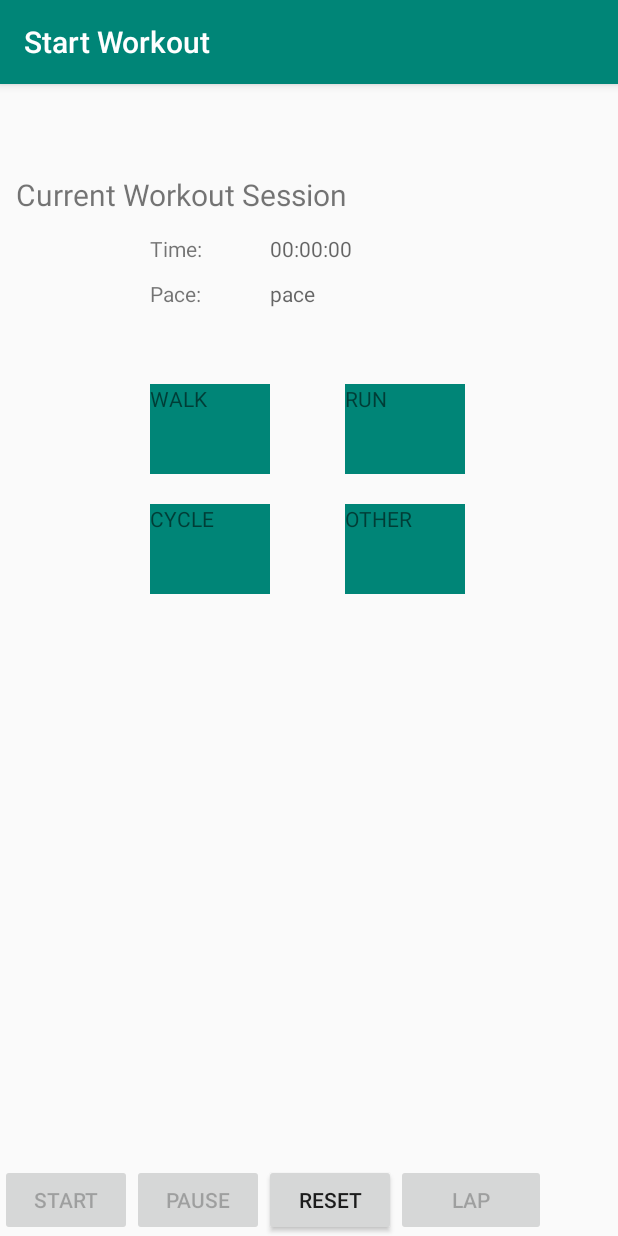
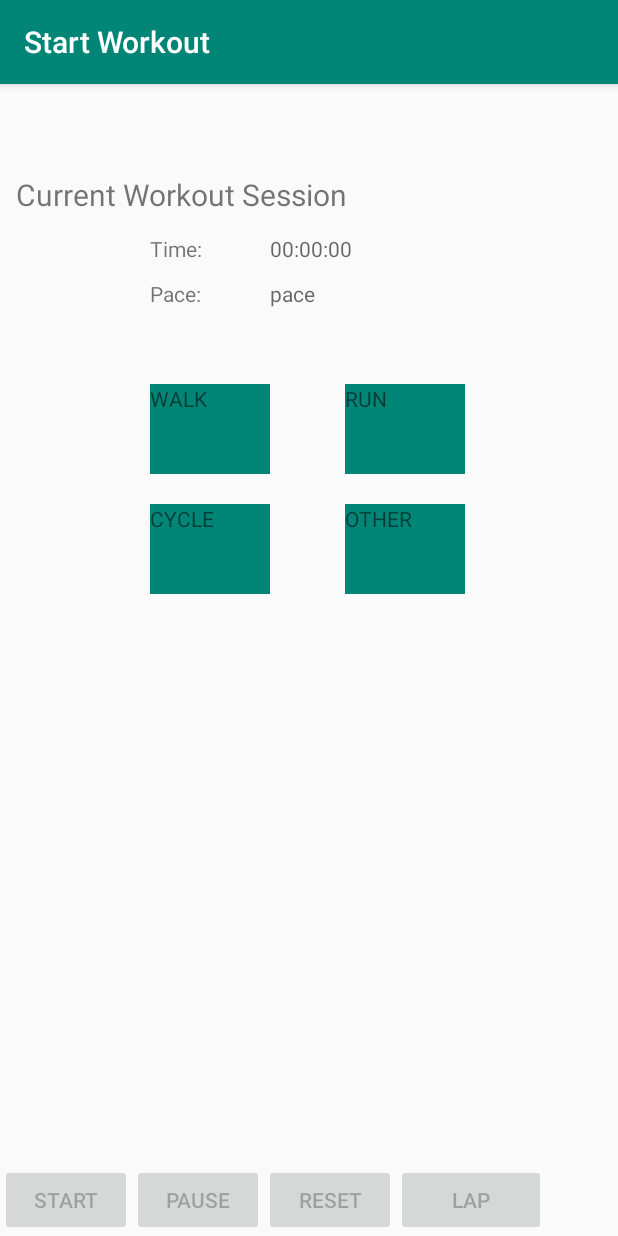
Before and after one commit to TruptiVaity/KT-Fitness, an Android app: the StartWorkoutActivity screen opened directly, with no data from a screen before it, on a phone screen of 412 x 824 dp. Run offline under Robolectric (Android 15) with nearby library versions, the phone set to English and light mode, and no system bars.

```diff
--- a/app/src/main/java/com/example/ktfit/StartWorkoutActivity.java
+++ b/app/src/main/java/com/example/ktfit/StartWorkoutActivity.java
@@ -1,78 +1,73 @@
 package com.example.ktfit;
 
-import android.app.AlarmManager;
-import android.content.Context;
-import android.hardware.Sensor;
-import android.hardware.SensorEvent;
-import android.hardware.SensorEventListener;
-import android.hardware.SensorManager;
+import android.content.SharedPreferences;
+import android.os.Build;
 import android.os.Bundle;
 import android.os.Handler;
 import android.os.SystemClock;
 import android.view.View;
-import android.widget.ArrayAdapter;
 import android.widget.Button;
 import android.widget.TextView;
 import android.widget.Toast;
 
 import androidx.annotation.Nullable;
+import androidx.annotation.RequiresApi;
 import androidx.appcompat.app.AppCompatActivity;
 
-import java.util.Date;
-import java.util.List;
-import java.util.logging.Logger;
+import java.io.FileOutputStream;
 
-public class StartWorkoutActivity extends AppCompatActivity{
-    TextView walkView,runView,cycleView,otherView,timeView, stepCountView;
-    long MillisecondTime, StartTime, TimeBuff, UpdateTime = 0L ;
-    private final static int SAVE_OFFSET_STEPS = 500;
-    public final static int NOTIFICATION_ID = 1;
-    private final static long MICROSECONDS_IN_ONE_MINUTE = 60000000;
-    private final static long SAVE_OFFSET_TIME = AlarmManager.INTERVAL_HOUR;
-    private static long lastSaveTime;
+import static com.example.ktfit.MainActivity.getTimeStamp;
+
+public class StartWorkoutActivity extends AppCompatActivity {
+
+    private static final String FILE_NAME = "workout_time_logger.txt";
+    TextView walkView,runView,cycleView,otherView,timeView;
+    public long MillisecondTime, StartTime, TimeBuff, UpdateTime = 0L ;
     Button start, pause, reset, lap ;
     Handler handler;
-    int Seconds, Minutes, MilliSeconds ;
-
+    String WorkoutType;
+    public int Seconds, Minutes, MilliSeconds ;
+    public boolean mTimerRunning = false;
 
     @Override
     protected void onCreate(@Nullable Bundle savedInstanceState) {
         super.onCreate(savedInstanceState);
         setContentView(R.layout.activity_startworkout);
 
+        handler = new Handler() ;
 
-        handler = new Handler() ;
-        walkView = findViewById(R.id.walk);
-        runView = findViewById(R.id.run);
-        cycleView = findViewById(R.id.cycle);
-        otherView = findViewById(R.id.other);
-        timeView = findViewById(R.id.input_time);
-        start = findViewById(R.id.startbutton);
-        pause = findViewById(R.id.pausebutton);
-        reset = findViewById(R.id.resetbutton);
-        lap = findViewById(R.id.lapbutton);
+        walkView = (TextView) findViewById(R.id.walk);
+        runView = (TextView) findViewById(R.id.run);
+        cycleView = (TextView) findViewById(R.id.cycle);
+        otherView = (TextView) findViewById(R.id.other);
+        timeView = (TextView) findViewById(R.id.input_time);
+
+        start = (Button)findViewById(R.id.startbutton);
+        pause = (Button)findViewById(R.id.pausebutton);
+        reset = (Button)findViewById(R.id.resetbutton);
+        lap = (Button)findViewById(R.id.lapbutton) ;
 
         start.setEnabled(false);
         pause.setEnabled(false);
-        //reset.setEnabled(false);
+        reset.setEnabled(false);
         lap.setEnabled(false);
-
 
         walkView.setOnClickListener(new View.OnClickListener() {
             @Override
             public void onClick(View v) {
+                WorkoutType = "Walk";
                 start.setEnabled(true);
                 pause.setEnabled(true);
                 lap.setEnabled(true);
                 runView.setEnabled(false);
                 cycleView.setEnabled(false);
                 otherView.setEnabled(false);
-
             }
         });
         runView.setOnClickListener(new View.OnClickListener() {
             @Override
             public void onClick(View v) {
+                WorkoutType = "Run";
                 start.setEnabled(true);
                 pause.setEnabled(true);
                 lap.setEnabled(true);
@@ -85,34 +80,33 @@ public class StartWorkoutActivity extends AppCompatActivity{
         cycleView.setOnClickListener(new View.OnClickListener() {
             @Override
             public void onClick(View v) {
+                WorkoutType = "Cycle";
                 start.setEnabled(true);
                 pause.setEnabled(true);
                 lap.setEnabled(true);
+                runView.setEnabled(false);
                 walkView.setEnabled(false);
-                runView.setEnabled(false);
                 otherView.setEnabled(false);
-
 
             }
         });
         otherView.setOnClickListener(new View.OnClickListener() {
             @Override
             public void onClick(View v) {
+                WorkoutType = "Other";
                 start.setEnabled(true);
                 pause.setEnabled(true);
                 lap.setEnabled(true);
+                runView.setEnabled(false);
+                cycleView.setEnabled(false);
                 walkView.setEnabled(false);
-                cycleView.setEnabled(false);
-                runView.setEnabled(false);
-
 
             }
         });
         start.setOnClickListener(new View.OnClickListener() {
             @Override
             public void onClick(View v) {
-                //numSteps = 0;
-                //mSensorManager.registerListener(StartWorkoutActivity.this, mStepCounter, SensorManager.SENSOR_DELAY_FASTEST);
+                mTimerRunning = true;
                 StartTime = SystemClock.uptimeMillis();
                 handler.postDelayed(runnable, 0);
                 reset.setEnabled(false);
@@ -120,18 +114,23 @@ public class StartWorkoutActivity extends AppCompatActivity{
         });
 
         pause.setOnClickListener(new View.OnClickListener() {
+            @RequiresApi(api = Build.VERSION_CODES.M)
             @Override
             public void onClick(View v) {
+                mTimerRunning = false;
                 TimeBuff += MillisecondTime;
-                //mSensorManager.unregisterListener(StartWorkoutActivity.this);
+                saveWorkoutTimeInTextFile();
                 handler.removeCallbacks(runnable);
                 reset.setEnabled(true);
             }
         });
 
         reset.setOnClickListener(new View.OnClickListener() {
+            @RequiresApi(api = Build.VERSION_CODES.M)
             @Override
             public void onClick(View v) {
+                mTimerRunning = false;
+                saveWorkoutTimeInTextFile();
                 MillisecondTime = 0L ;
                 StartTime = 0L ;
                 TimeBuff = 0L ;
@@ -146,34 +145,102 @@ public class StartWorkoutActivity extends AppCompatActivity{
                 timeView.setText("00:00:00");
             }
         });
+        lap.setOnClickListener(new View.OnClickListener() {
+            @RequiresApi(api = Build.VERSION_CODES.M)
+            @Override
+            public void onClick(View v) {
+                mTimerRunning = true;
+                saveWorkoutTimeInTextFile();
+            }
+        });
 
     }
 
+//TODO To save the time in when start is clicked and stop it only if the app is destroyed or else stopped manually
+    //TODO Run the timer in the background
 
     public Runnable runnable = new Runnable() {
 
         public void run() {
-
             MillisecondTime = SystemClock.uptimeMillis() - StartTime;
-
             UpdateTime = TimeBuff + MillisecondTime;
-
             Seconds = (int) (UpdateTime / 1000);
-
             Minutes = Seconds / 60;
-
             Seconds = Seconds % 60;
-
             MilliSeconds = (int) (UpdateTime % 1000);
-
             timeView.setText("" + Minutes + ":"
                     + String.format("%02d", Seconds) + ":"
                     + String.format("%03d", MilliSeconds));
-
             handler.postDelayed(this, 0);
         }
 
     };
 
+    @Override
+    protected void onStop() {
+        super.onStop();
+        SharedPreferences prefs = getSharedPreferences("prefs", MODE_PRIVATE);
+        SharedPreferences.Editor editor = prefs.edit();
+        editor.putLong("millisLeft", UpdateTime);
+        editor.putBoolean("timerRunning", mTimerRunning);
+        editor.apply();
+    }
 
+    @Override
+    protected void onStart() {
+        super.onStart();
+        SharedPreferences prefs = getSharedPreferences("prefs", MODE_PRIVATE);
+        mTimerRunning = prefs.getBoolean("timerRunning", false);
+        if (mTimerRunning) {
+            MillisecondTime = prefs.getLong("millisCovered", MillisecondTime);
+        }
+    }
+/**    @Override
+    protected void  onResume(){
+        super.onResume();
+        SharedPreferences prefs = getSharedPreferences("prefs", MODE_PRIVATE);
+        SharedPreferences.Editor editor = prefs.edit();
+        editor.putLong("millisLeft", UpdateTime);
+        editor.putBoolean("timerRunning", mTimerRunning);
+        editor.apply();
+    }
+
+    @Override
+    protected void onPause() {
+        super.onPause();
+        SharedPreferences prefs = getSharedPreferences("prefs", MODE_PRIVATE);
+        mTimerRunning = prefs.getBoolean("timerRunning", false);
+        if (mTimerRunning) {
+            MillisecondTime = prefs.getLong("millisCovered", MillisecondTime);
+        }
+    }
+**/
+    @RequiresApi(api = Build.VERSION_CODES.M)
+    private void saveWorkoutTimeInTextFile() {
+        try {
+
+            String fileContents = getTimeStamp().concat("\t" + WorkoutType + "\t" + Minutes + ":"
+                    + String.format("%02d", Seconds) + ":"
+                    + String.format("%03d", MilliSeconds) + "\n");
+
+            FileOutputStream fileOutputStream = openFileOutput(FILE_NAME, MODE_APPEND);
+            fileOutputStream.write(fileContents.getBytes());
+            Toast.makeText(getBaseContext(),"Saved to file",Toast.LENGTH_SHORT).show();
+            fileOutputStream.close();
+
+        } catch (Exception e) {
+            e.printStackTrace();
+        }
+    }
+/**
+    @Override
+    public void onBackPressed() {
+        super.onBackPressed();
+        SharedPreferences prefs = getSharedPreferences("prefs", MODE_PRIVATE);
+        mTimerRunning = prefs.getBoolean("timerRunning", false);
+        if (mTimerRunning) {
+            MillisecondTime = prefs.getLong("millisCovered", MillisecondTime);
+        }
+    }
+    **/
 }
```
